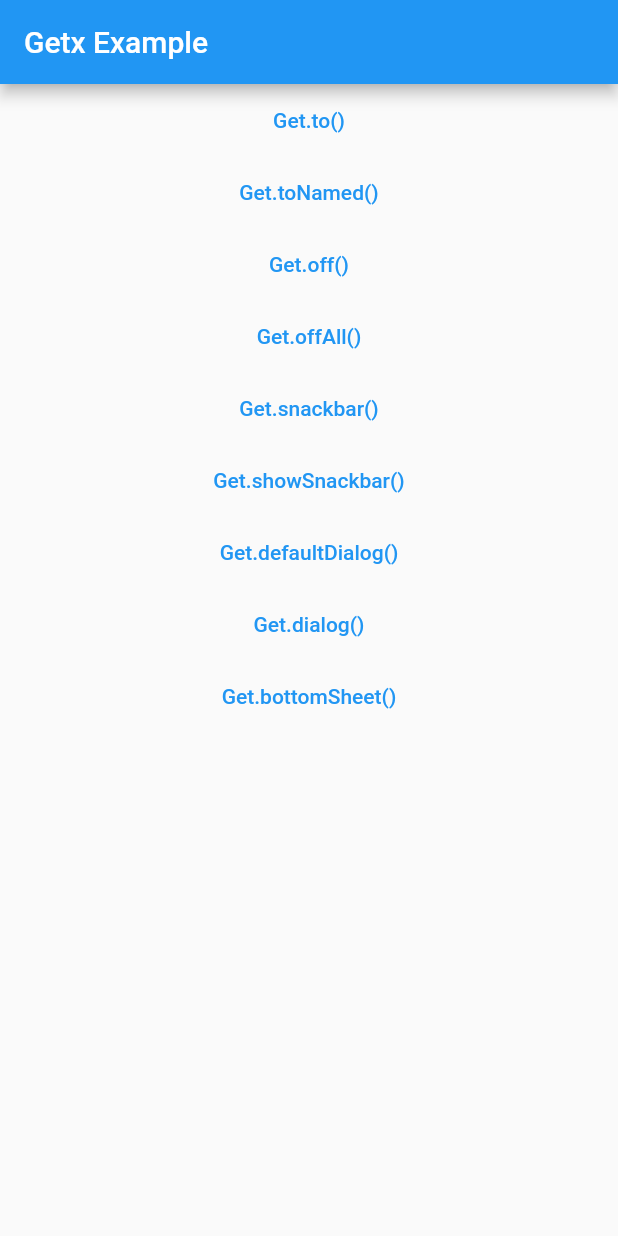
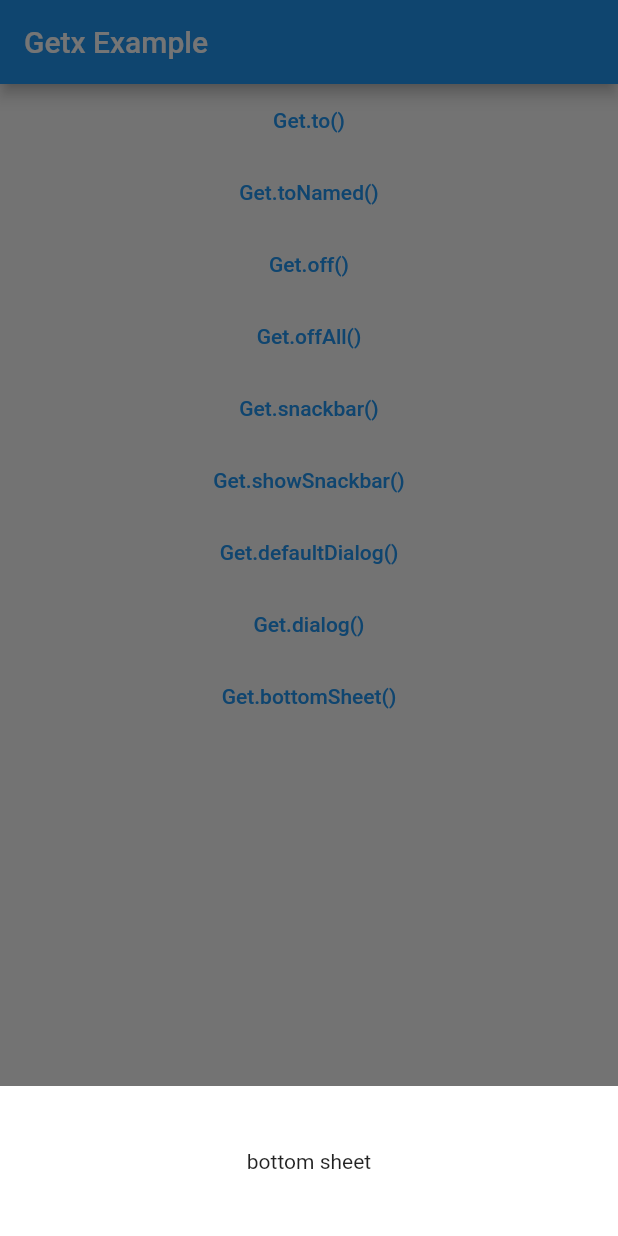
Before and after one commit to JangInHwa/flutter-getx-practice-1, a Flutter app: the screen it shows after launch, after a tap on "Get.bottomSheet()", on a phone screen of 412 x 824 dp. Run offline on Flutter 3.47's test engine with Material 2 defaults, Android fonts, the phone set to English and light mode, and no system bars; our stand-ins replace get.

Commit message:
Get.bottomSheet 구현

```diff
--- a/lib/main.dart
+++ b/lib/main.dart
@@ -89,7 +89,20 @@
               ));
             },
           ),
-          TextButton(child: const Text('Get.bottomSheet()'), onPressed: () {}),
+          TextButton(
+            child: const Text('Get.bottomSheet()'),
+            onPressed: () {
+              Get.bottomSheet(
+                Container(
+                  color: Colors.white,
+                  height: 100,
+                  child: const Center(
+                    child: Text('bottom sheet'),
+                  ),
+                ),
+              );
+            },
+          ),
         ],
       ),
     );
```
